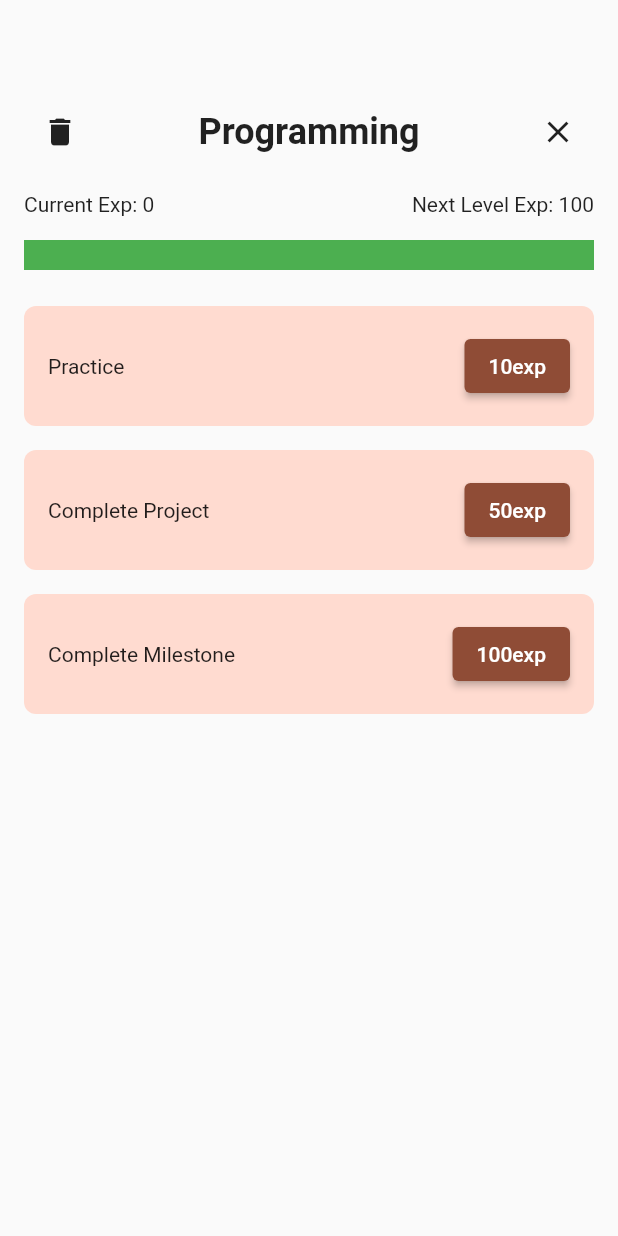
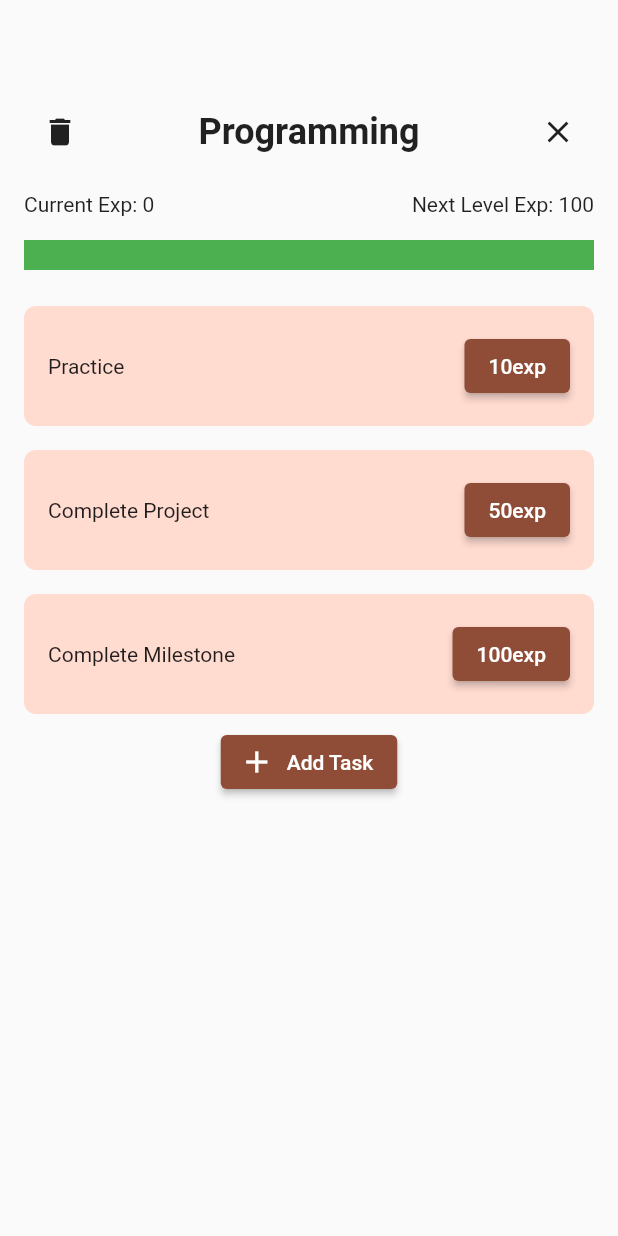
Before and after one commit to Sebsprograms/skill_tree, a Flutter app: the screen it shows after launch, after a tap on "Programming", on a phone screen of 412 x 824 dp. Run offline on Flutter 3.47's test engine with Material 2 defaults, Android fonts, the phone set to English and light mode, and no system bars.

Commit message:
Dismissing functionality

```diff
--- a/lib/widgets/skill_card/skill_detail_view.dart
+++ b/lib/widgets/skill_card/skill_detail_view.dart
@@ -73,13 +73,21 @@ class SkillDetailView extends StatelessWidget {
             Expanded(
                 child: SingleChildScrollView(
               child: Column(
-                  children: skill.tasks
+                children: [
+                  ...skill.tasks
                       .map((task) => TaskItem(
                             task: task,
                             increaseExp: increaseExp,
                             setter: setter,
                           ))
-                      .toList()),
+                      .toList(),
+                  ElevatedButton.icon(
+                    onPressed: () {},
+                    icon: const Icon(Icons.add),
+                    label: const Text("Add Task"),
+                  ),
+                ],
+              ),
             ))
           ],
         ),
--- a/lib/widgets/skill_card/task/task_item.dart
+++ b/lib/widgets/skill_card/task/task_item.dart
@@ -14,7 +14,13 @@ class TaskItem extends StatelessWidget {
 
   @override
   Widget build(BuildContext context) {
-    return Container(
+    return Dismissible(
+      // may need different key
+      key: ValueKey(key),
+      onDismissed: (direction) {
+        // implement
+      },
+      child: Container(
         decoration: BoxDecoration(
           borderRadius: BorderRadius.circular(8),
           color: Theme.of(context).appBarTheme.backgroundColor,
@@ -35,6 +41,7 @@ class TaskItem extends StatelessWidget {
             ),
           ],
         ),
+      ),
     );
   }
 }
```
Lines whose indentation alone changed are shown as unchanged.
